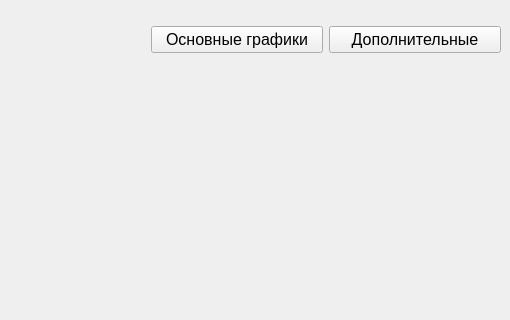
Qt form static/Ui_test.ui (IDAnton/Drude-Lorentz) before a commit; both pictures show x 633 to 1143 and y 0 to 320 of the 1143 by 799 pixel window.
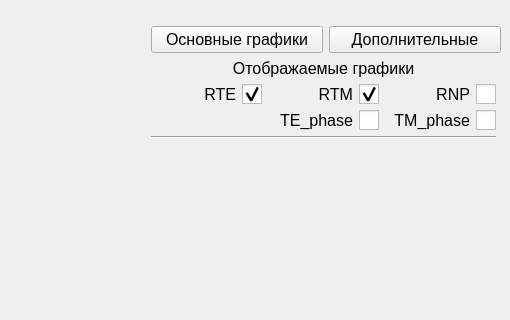
The same form after that commit. The open tabs and pages were chosen to show the change. Custom widgets are drawn as their Qt base class.

```diff
--- a/static/Ui_test.ui
+++ b/static/Ui_test.ui
@@ -1045,7 +1045,182 @@
             </item>
            </layout>
           </widget>
-          <widget class="QWidget" name="Page2"/>
+          <widget class="QWidget" name="Page2">
+           <widget class="QWidget" name="layoutWidget">
+            <property name="geometry">
+             <rect>
+              <x>0</x>
+              <y>0</y>
+              <width>351</width>
+              <height>115</height>
+             </rect>
+            </property>
+            <layout class="QVBoxLayout" name="GraphShowLayout_2">
+             <property name="spacing">
+              <number>6</number>
+             </property>
+             <property name="rightMargin">
+              <number>6</number>
+             </property>
+             <item>
+              <widget class="QLabel" name="ShowLabel_2">
+               <property name="font">
+                <font>
+                 <family>Arial</family>
+                 <pointsize>12</pointsize>
+                </font>
+               </property>
+               <property name="text">
+                <string>Отображаемые графики</string>
+               </property>
+               <property name="alignment">
+                <set>Qt::AlignCenter</set>
+               </property>
+              </widget>
+             </item>
+             <item>
+              <layout class="QGridLayout" name="GraphShowGridLayout_2">
+               <item row="0" column="2">
+                <widget class="QCheckBox" name="RTE_waveShowButton">
+                 <property name="font">
+                  <font>
+                   <family>Arial</family>
+                   <pointsize>12</pointsize>
+                  </font>
+                 </property>
+                 <property name="contextMenuPolicy">
+                  <enum>Qt::DefaultContextMenu</enum>
+                 </property>
+                 <property name="layoutDirection">
+                  <enum>Qt::RightToLeft</enum>
+                 </property>
+                 <property name="styleSheet">
+                  <string notr="true">QCheckBox::indicator {
+     width: 20px;
+     height: 20px;
+}</string>
+                 </property>
+                 <property name="text">
+                  <string>RTE</string>
+                 </property>
+                 <property name="checked">
+                  <bool>true</bool>
+                 </property>
+                </widget>
+               </item>
+               <item row="0" column="1">
+                <widget class="QCheckBox" name="RTM_waveButton">
+                 <property name="font">
+                  <font>
+                   <family>Arial</family>
+                   <pointsize>12</pointsize>
+                  </font>
+                 </property>
+                 <property name="styleSheet">
+                  <string notr="true">QCheckBox::indicator {
+     width: 20px;
+     height: 20px;
+}</string>
+                 </property>
+                 <property name="text">
+                  <string>RTM</string>
+                 </property>
+                 <property name="checked">
+                  <bool>true</bool>
+                 </property>
+                </widget>
+               </item>
+               <item row="0" column="0">
+                <widget class="QCheckBox" name="RNP_waveShowButton">
+                 <property name="font">
+                  <font>
+                   <family>Arial</family>
+                   <pointsize>12</pointsize>
+                  </font>
+                 </property>
+                 <property name="styleSheet">
+                  <string notr="true">QCheckBox::indicator {
+     width: 20px;
+     height: 20px;
+}</string>
+                 </property>
+                 <property name="text">
+                  <string>RNP</string>
+                 </property>
+                 <property name="checked">
+                  <bool>false</bool>
+                 </property>
+                </widget>
+               </item>
+               <item row="1" column="0">
+                <widget class="QCheckBox" name="TM_phaseShowButton">
+                 <property name="font">
+                  <font>
+                   <family>Arial</family>
+                   <pointsize>12</pointsize>
+                  </font>
+                 </property>
+                 <property name="styleSheet">
+                  <string notr="true">QCheckBox::indicator {
+     width: 20px;
+     height: 20px;
+}</string>
+                 </property>
+                 <property name="text">
+                  <string>TM_phase</string>
+                 </property>
+                 <property name="checked">
+                  <bool>false</bool>
+                 </property>
+                </widget>
+               </item>
+               <item row="1" column="1">
+                <widget class="QCheckBox" name="TE_phaseShowButton">
+                 <property name="font">
+                  <font>
+                   <family>Arial</family>
+                   <pointsize>12</pointsize>
+                  </font>
+                 </property>
+                 <property name="styleSheet">
+                  <string notr="true">QCheckBox::indicator {
+     width: 20px;
+     height: 20px;
+}</string>
+                 </property>
+                 <property name="text">
+                  <string>TE_phase</string>
+                 </property>
+                 <property name="checked">
+                  <bool>false</bool>
+                 </property>
+                </widget>
+               </item>
+              </layout>
+             </item>
+             <item>
+              <widget class="Line" name="line_4">
+               <property name="orientation">
+                <enum>Qt::Horizontal</enum>
+               </property>
+              </widget>
+             </item>
+             <item>
+              <spacer name="verticalSpacer_2">
+               <property name="orientation">
+                <enum>Qt::Vertical</enum>
+               </property>
+               <property name="sizeHint" stdset="0">
+                <size>
+                 <width>20</width>
+                 <height>40</height>
+                </size>
+               </property>
+              </spacer>
+             </item>
+            </layout>
+           </widget>
+          </widget>
          </widget>
         </item>
         <item row="0" column="0">
```
Left out of the diff: 3 changed lines with no effect on the pictures.
